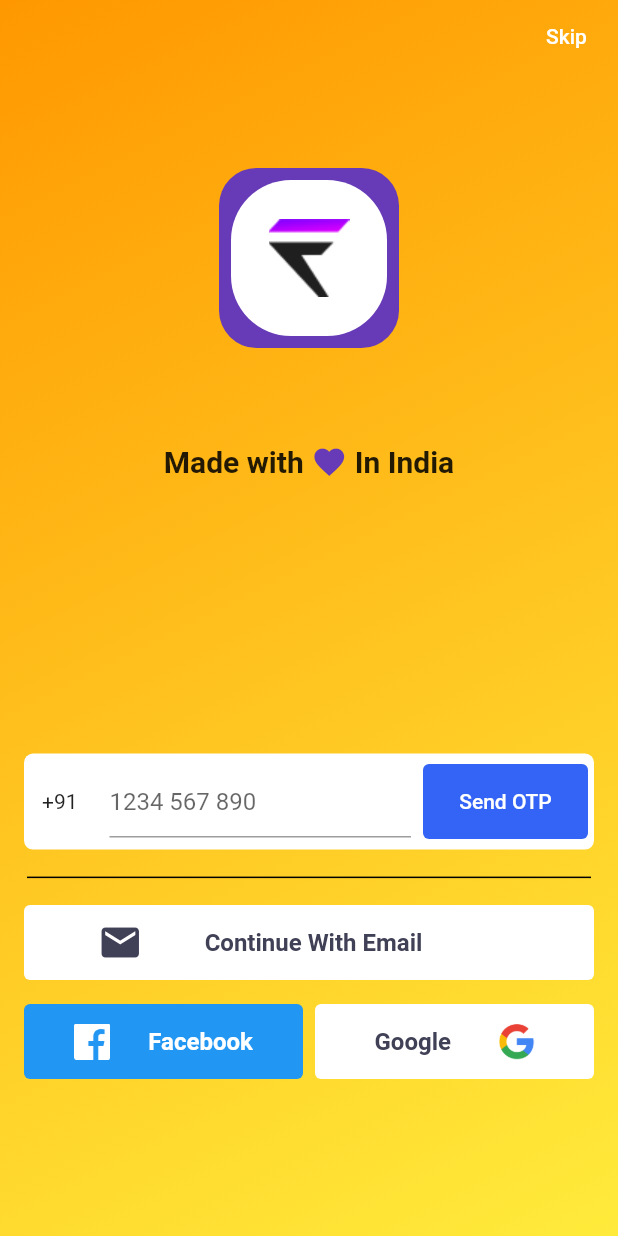
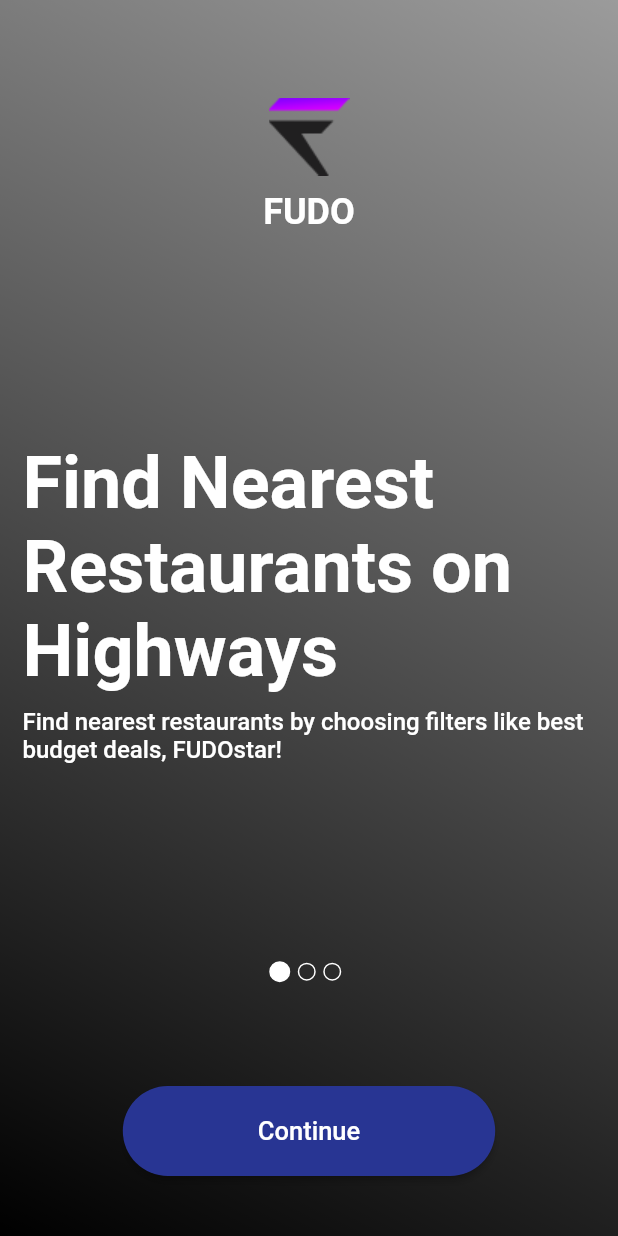
Before and after one commit to golugyamlani/fudoscreens, a Flutter app: the screen it shows after launch, on a phone screen of 412 x 824 dp. Run offline on Flutter 3.47's test engine with Material 2 defaults, Android fonts, the phone set to English and light mode, and no system bars; drawn by our look-alikes of carousel_slider.

Commit message:
login screen done

```diff
--- /dev/null
+++ b/lib/WelcomeScreen/Slider.dart
@@ -0,0 +1,35 @@
+import 'package:flutter/material.dart';
+
+class Sder extends StatelessWidget {
+  var first, second;
+  Sder({this.first, this.second});
+  @override
+  Widget build(BuildContext context) {
+    return Column(
+      children: [
+        Container(
+          alignment: Alignment.bottomLeft,
+          child: Text(
+            first,
+            style: TextStyle(
+              color: Colors.white,
+              fontWeight: FontWeight.bold,
+              fontSize: 48,
+            ),
+          ),
+        ),
+        Container(
+          margin: EdgeInsets.only(top: 10),
+          child: Text(
+            second,
+            style: TextStyle(
+              color: Colors.white,
+              fontWeight: FontWeight.w500,
+              fontSize: 16,
+            ),
+          ),
+        ),
+      ],
+    );
+  }
+}
--- /dev/null
+++ b/lib/WelcomeScreen/SliderText.dart
@@ -0,0 +1,5 @@
+class SliderText {
+  final String title;
+  final String description;
+  SliderText({required this.title, required this.description});
+}
--- /dev/null
+++ b/lib/WelcomeScreen/welcomeScreen.dart
@@ -0,0 +1,261 @@
+import 'package:flutter/material.dart';
+import 'package:carousel_slider/carousel_slider.dart';
+import 'package:fudoscreens/screens/sign_in_screen.dart';
+import 'package:fudoscreens/WelcomeScreen/Slider.dart';
+import 'package:fudoscreens/WelcomeScreen/SliderText.dart';
+
+class WelcomeScreen extends StatefulWidget {
+  const WelcomeScreen({Key? key}) : super(key: key);
+
+  @override
+  _WelcomeScreenState createState() => _WelcomeScreenState();
+}
+
+class _WelcomeScreenState extends State<WelcomeScreen> {
+  void moveToSignIN(BuildContext ctx) {
+    Navigator.of(ctx).pushReplacement(MaterialPageRoute(builder: (_) {
+      return SignInScreen();
+    }));
+  }
+
+  @override
+  List<SliderText> _items = [
+    SliderText(
+        title: 'Find Nearest Restaurants on Highways',
+        description:
+            'Find nearest restaurants by choosing filters like best budget deals, FUDOstar!'),
+    SliderText(
+        title: 'Find Nearest Restroom on Highways',
+        description:
+            'Now you can order your favorite delights before rearching the selected restaurant'),
+    SliderText(
+        title: 'Pre-order your delights with FUDO',
+        description:
+            'We are there to provide you the best discounts and offers at top restaurants!'),
+  ];
+  var _current = 0;
+  Widget build(BuildContext context) {
+    final CarouselController _controller = CarouselController();
+    return Scaffold(
+      body: Container(
+        padding: EdgeInsets.all(15),
+        decoration: BoxDecoration(
+          gradient: LinearGradient(
+            begin: Alignment.topRight,
+            end: Alignment.bottomLeft,
+            colors: [
+              Colors.black38,
+              Colors.black,
+            ],
+          ),
+        ),
+        // color: Colors.blueAccent,
+        child: Column(
+          children: [
+            Center(
+              child: Column(
+                children: [
+                  Container(
+                      margin: EdgeInsets.only(top: 50, bottom: 10),
+                      child: Image.asset('images/fudo.png')),
+                  Container(
+                    child: Text(
+                      'FUDO',
+                      style: TextStyle(
+                        color: Colors.white,
+                        fontWeight: FontWeight.bold,
+                        fontSize: 24,
+                      ),
+                    ),
+                  )
+                ],
+              ),
+            ),
+            Spacer(
+              flex: 2,
+            ),
+            Column(children: [
+              Row(
+                children: [
+                  Expanded(
+                    child: CarouselSlider(
+                      items: _items.map((item) {
+                        return Sder(
+                          first: item.title,
+                          second: item.description,
+                        );
+                      }).toList(),
+                      carouselController: _controller,
+                      options: CarouselOptions(
+                          autoPlay: true,
+                          aspectRatio: 1.1,
+                          // enlargeCenterPage: true,
+                          viewportFraction: 1,
+                          onPageChanged: (index, reason) {
+                            setState(() {
+                              _current = index;
+                            });
+                          }),
+                    ),
+                  ),
+                ],
+              ),
+              Row(
+                mainAxisAlignment: MainAxisAlignment.center,
+                children: List.generate(
+                  _items.length,
+                  (index) => buildDot(index: index),
+                ),
+              ),
+            ]),
+            Spacer(
+              flex: 1,
+            ),
+            RaisedButton(
+              child: Text(
+                'Continue',
+                style: TextStyle(fontSize: 17),
+              ),
+              onPressed: () => moveToSignIN(context),
+              color: Colors.indigo[800],
+              shape: new RoundedRectangleBorder(
+                  borderRadius: new BorderRadius.circular(30.0)),
+              padding: EdgeInsets.symmetric(horizontal: 90.0, vertical: 20.0),
+              textColor: Colors.white,
+            ),
+            Container(
+              margin: EdgeInsets.only(bottom: 25),
+            )
+          ],
+        ),
+      ),
+    );
+  }
+
+  AnimatedContainer buildDot({required int index}) {
+    return AnimatedContainer(
+      duration: Duration(milliseconds: 750),
+      margin: EdgeInsets.only(right: 5),
+      height: _current == index ? 14 : 12,
+      width: _current == index ? 14 : 12,
+      decoration: BoxDecoration(
+        shape: BoxShape.circle,
+        border: Border.all(color: Colors.white),
+        color: _current == index ? Colors.white : Colors.transparent,
+        // borderRadius: BorderRadius.circular(3),
+      ),
+    );
+  }
+}
+// Row(
+//   mainAxisAlignment: MainAxisAlignment.center,
+//   children: _items.asMap().entries.map((entry) {
+//     return GestureDetector(
+//       onTap: () => _controller.animateToPage(entry.key),
+//       child: Container(
+//         width: 12.0,
+//         height: 12.0,
+//         margin:
+//             EdgeInsets.symmetric(vertical: 8.0, horizontal: 4.0),
+//         decoration: BoxDecoration(
+//             shape: BoxShape.circle,
+//             color: (Theme.of(context).brightness == Brightness.dark
+//                     ? Colors.white
+//                     : Colors.black)
+//                 .withOpacity(_current == entry.key ? 0.9 : 0.4)),
+//       ),
+//     );
+//   }).toList(),
+// ),
+// Container(
+//   alignment: Alignment.bottomLeft,
+//   child: Text(
+//     'Find Nearest',
+//     style: TextStyle(
+//       color: Colors.white,
+//       fontWeight: FontWeight.bold,
+//       fontSize: 48,
+//     ),
+//   ),
+// ),
+// Container(
+//   alignment: Alignment.bottomLeft,
+//   child: Text(
+//     'Restaurants',
+//     style: TextStyle(
+//       color: Colors.white,
+//       fontWeight: FontWeight.bold,
+//       fontSize: 48,
+//     ),
+//   ),
+// ),
+// Row(
+//   children: [
+//     Container(
+//       alignment: Alignment.bottomLeft,
+//       child: Text(
+//         'on',
+//         style: TextStyle(
+//           color: Colors.white,
+//           fontWeight: FontWeight.bold,
+//           fontSize: 48,
+//         ),
+//       ),
+//     ),
+//     Container(
+//       alignment: Alignment.bottomLeft,
+//       child: Text(
+//         ' Highways',
+//         style: TextStyle(
+//           color: Colors.indigo[800],
+//           fontWeight: FontWeight.w900,
+//           fontSize: 48,
+//         ),
+//       ),
+//     ),
+//   ],
+// ),
+// Container(
+//   child: Text(
+//     'Find nearest restaurants by choosing filters like best budget deals, FUDO star!',
+//     style: TextStyle(
+//       color: Colors.white,
+//       fontWeight: FontWeight.bold,
+//       fontSize: 16,
+//     ),
+//   ),
+// ),
+// Expanded(
+//           child: CarouselSlider(
+//             // items: imageSliders,
+//             carouselController: _controller,
+//             options: CarouselOptions(
+//                 autoPlay: true,
+//                 enlargeCenterPage: true,
+//                 aspectRatio: 2.0,
+//                 onPageChanged: (index, reason) {
+//                   setState(() {
+//                     _current = index;
+//                   });
+//                 }),
+//           ),
+//         ),
+//         Row(
+//           mainAxisAlignment: MainAxisAlignment.center,
+//           children: imgList.asMap().entries.map((entry) {
+//             return GestureDetector(
+//               onTap: () => _controller.animateToPage(entry.key),
+//               child: Container(
+//                 width: 12.0,
+//                 height: 12.0,
+//                 margin: EdgeInsets.symmetric(vertical: 8.0, horizontal: 4.0),
+//                 decoration: BoxDecoration(
+//                     shape: BoxShape.circle,
+//                     color: (Theme.of(context).brightness == Brightness.dark
+//                             ? Colors.white
+//                             : Colors.black)
+//                         .withOpacity(_current == entry.key ? 0.9 : 0.4)),
+//               ),
+//             );
+//           }).toList(),
+//         ),
--- a/lib/main.dart
+++ b/lib/main.dart
@@ -1,4 +1,5 @@
 import 'package:flutter/material.dart';
+import 'package:fudoscreens/WelcomeScreen/welcomeScreen.dart';
 import 'package:fudoscreens/screens/sign_in_screen.dart';
 
 void main() {
@@ -9,7 +10,7 @@ class MyApp extends StatelessWidget {
   @override
   Widget build(BuildContext context) {
     return MaterialApp(
-      home: SignInScreen(),
+      home: WelcomeScreen(),
     );
   }
 }
--- a/lib/screens/sign_in_screen.dart
+++ b/lib/screens/sign_in_screen.dart
@@ -8,6 +8,7 @@ class SignInScreen extends StatelessWidget {
     return SafeArea(
       child: Scaffold(
         body: Container(
+          height: double.infinity,
           decoration: BoxDecoration(
             gradient: LinearGradient(
               colors: [
@@ -18,14 +19,10 @@ class SignInScreen extends StatelessWidget {
               end: Alignment.bottomRight,
             ),
           ),
+          child: SingleChildScrollView(
             child: Column(
               children: [
                 // Top Container
-              Expanded(
-                flex: 6,
-                child: Column(
-                  children: [
-                    // skip login button
                 Row(
                   children: [
                     Expanded(
@@ -58,16 +55,20 @@ class SignInScreen extends StatelessWidget {
                       decoration: BoxDecoration(
                         color: Colors.deepPurple,
                         borderRadius: BorderRadius.all(
-                              Radius.circular(25),
+                          Radius.circular(31),
+                        ),
+                        border: Border.all(
+                          color: Colors.white,
+                          width: 2,
                         ),
                       ),
                       child: Padding(
-                            padding: const EdgeInsets.all(8.0),
+                        padding: const EdgeInsets.all(13.0),
                         child: Container(
                           decoration: BoxDecoration(
                             color: Colors.white,
                             borderRadius: BorderRadius.all(
-                                  Radius.circular(40),
+                              Radius.circular(35),
                             ),
                           ),
                           child: Image.asset('images/fudo.png'),
@@ -91,6 +92,7 @@ class SignInScreen extends StatelessWidget {
                       Icon(
                         Icons.favorite,
                         color: Colors.deepPurple,
+                        size: 30,
                       ),
                       Text(
                         ' In India',
@@ -102,24 +104,17 @@ class SignInScreen extends StatelessWidget {
                     ],
                   ),
                 ),
-                  ],
+                // Bottom Container
+                SizedBox(
+                  height: 45,
                 ),
-              ),
-              // Bottom Container
-              Expanded(
-                flex: 4,
-                child: SingleChildScrollView(
-                  child: Column(
-                    crossAxisAlignment: CrossAxisAlignment.stretch,
-                    children: [
-                      // Phone Auth Box
                 Padding(
-                        padding: const EdgeInsets.fromLTRB(16, 8, 16, 8),
+                  padding: const EdgeInsets.fromLTRB(19, 8, 19, 8),
                   child: Container(
                     decoration: BoxDecoration(
                       color: Colors.white,
                       borderRadius: BorderRadius.all(
-                              Radius.circular(6),
+                        Radius.circular(11),
                       ),
                     ),
                     child: Row(
@@ -127,8 +122,7 @@ class SignInScreen extends StatelessWidget {
                         Expanded(
                           flex: 3,
                           child: Padding(
-                                  padding:
-                                      const EdgeInsets.fromLTRB(12, 0, 0, 0),
+                            padding: const EdgeInsets.fromLTRB(12, 0, 0, 0),
                             child: Text(
                               '+91',
                             ),
@@ -137,13 +131,12 @@ class SignInScreen extends StatelessWidget {
                         Expanded(
                           flex: 11,
                           child: Padding(
-                                  padding:
-                                      const EdgeInsets.fromLTRB(0, 8, 8, 8),
+                            padding: const EdgeInsets.fromLTRB(0, 8, 8, 8),
                             child: Container(
                               width: MediaQuery.of(context).size.width,
                               child: TextFormField(
-                                      decoration: InputDecoration(
-                                          hintText: "1234 567 890"),
+                                decoration:
+                                    InputDecoration(hintText: "1234 567 890"),
                               ),
                             ),
                           ),
@@ -151,20 +144,23 @@ class SignInScreen extends StatelessWidget {
                         Expanded(
                           flex: 6,
                           child: Padding(
-                                  padding:
-                                      const EdgeInsets.fromLTRB(0, 0, 4, 0),
+                            padding: const EdgeInsets.fromLTRB(0, 0, 1, 0),
                             child: SizedBox(
-                                    height: 50,
+                              height: 60,
                               child: TextButton(
                                 onPressed: () {},
                                 child: Text(
                                   'Send OTP',
                                   style: TextStyle(
                                     color: Colors.white,
+                                    fontSize: 16,
                                   ),
                                 ),
                                 style: TextButton.styleFrom(
                                   backgroundColor: Color(0xFF3364F6),
+                                  shape: RoundedRectangleBorder(
+                                    borderRadius: BorderRadius.circular(11),
+                                  ),
                                 ),
                               ),
                             ),
@@ -175,25 +171,48 @@ class SignInScreen extends StatelessWidget {
                   ),
                 ),
                 // or breakline; a divider / or
-                      Padding(
-                        padding: const EdgeInsets.all(8.0),
+                SizedBox(
+                  height: 13,
+                ),
+                Row(children: <Widget>[
+                  Expanded(
+                    child: new Container(
+                        margin: const EdgeInsets.only(left: 21.0, right: 15.0),
                         child: Divider(
-                          color: Colors.black,
-                          height: 5,
                           thickness: 1,
-                          indent: 10,
-                          endIndent: 10,
+                          color: Colors.black45,
+                          height: 50,
+                        )),
                   ),
+                  Text(
+                    'OR',
+                    style: TextStyle(fontWeight: FontWeight.bold, fontSize: 15),
+                  ),
+                  Expanded(
+                    child: new Container(
+                        margin: const EdgeInsets.only(left: 15.0, right: 21.0),
+                        child: Divider(
+                          thickness: 1,
+                          color: Colors.black45,
+                          height: 50,
+                        )),
+                  ),
+                ]),
+                SizedBox(
+                  height: 13,
                 ),
                 // Continue with Email
                 Padding(
-                        padding: const EdgeInsets.fromLTRB(16, 8, 16, 8),
+                  padding: const EdgeInsets.fromLTRB(19, 8, 19, 8),
                   child: SizedBox(
                     height: 50,
                     child: TextButton(
                       onPressed: () {},
                       style: TextButton.styleFrom(
                         backgroundColor: Colors.white,
+                        shape: RoundedRectangleBorder(
+                          borderRadius: BorderRadius.circular(11),
+                        ),
                       ),
                       child: Row(
                         mainAxisAlignment: MainAxisAlignment.spaceEvenly,
@@ -201,7 +220,7 @@ class SignInScreen extends StatelessWidget {
                           Icon(
                             Icons.email,
                             color: Color(0xFF404057),
-                                  size: 30,
+                            size: 35,
                           ),
                           Text(
                             'Continue With Email',
@@ -225,29 +244,31 @@ class SignInScreen extends StatelessWidget {
                   children: [
                     Expanded(
                       child: Padding(
-                              padding: const EdgeInsets.fromLTRB(16, 8, 4, 8),
+                        padding: const EdgeInsets.fromLTRB(19, 8, 4, 8),
                         child: SizedBox(
                           height: 50,
                           child: TextButton(
                             onPressed: () {},
                             style: TextButton.styleFrom(
                               backgroundColor: Colors.blue,
+                              shape: RoundedRectangleBorder(
+                                borderRadius: BorderRadius.circular(11),
+                              ),
                             ),
                             child: Row(
-                                    mainAxisAlignment:
-                                        MainAxisAlignment.spaceEvenly,
+                              mainAxisAlignment: MainAxisAlignment.spaceEvenly,
                               children: [
                                 Image.asset(
                                   'images/facebook-logo.png',
-                                        height: 24.0,
-                                        width: 24.0,
+                                  height: 25.0,
+                                  width: 25.0,
                                 ),
                                 Text(
-                                        'Facebook',
+                                  'facebook',
                                   style: TextStyle(
                                     color: Colors.white,
                                     fontWeight: FontWeight.bold,
-                                          fontSize: 16.0,
+                                    fontSize: 18.0,
                                   ),
                                 ),
                               ],
@@ -258,30 +279,32 @@ class SignInScreen extends StatelessWidget {
                     ),
                     Expanded(
                       child: Padding(
-                              padding: const EdgeInsets.fromLTRB(4, 8, 16, 8),
+                        padding: const EdgeInsets.fromLTRB(4, 8, 19, 8),
                         child: SizedBox(
                           height: 50,
                           child: TextButton(
                             onPressed: () {},
                             style: TextButton.styleFrom(
                               backgroundColor: Colors.white,
+                              shape: RoundedRectangleBorder(
+                                borderRadius: BorderRadius.circular(11),
+                              ),
                             ),
                             child: Row(
-                                    mainAxisAlignment:
-                                        MainAxisAlignment.spaceEvenly,
+                              mainAxisAlignment: MainAxisAlignment.spaceEvenly,
                               children: [
                                 Text(
                                   'Google',
                                   style: TextStyle(
                                     color: Color(0xFF404057),
                                     fontWeight: FontWeight.bold,
-                                          fontSize: 16.0,
+                                    fontSize: 18.0,
                                   ),
                                 ),
                                 Image.asset(
                                   'images/google.png',
-                                        height: 24.0,
-                                        width: 24.0,
+                                  height: 25.0,
+                                  width: 25.0,
                                 ),
                               ],
                             ),
@@ -295,9 +318,6 @@ class SignInScreen extends StatelessWidget {
             ),
           ),
         ),
-            ],
-          ),
-        ),
       ),
     );
   }
--- a/pubspec.yaml
+++ b/pubspec.yaml
@@ -28,7 +28,7 @@ dependencies:
   # The following adds the Cupertino Icons font to your application.
   # Use with the CupertinoIcons class for iOS style icons.
   cupertino_icons: ^1.0.2
-  flutter_signin_button: ^2.0.0
+  carousel_slider: ^4.0.0
 
 dev_dependencies:
   flutter_test:
```
Also changed, not shown: pubspec.lock. Lines whose indentation alone changed are shown as unchanged.
